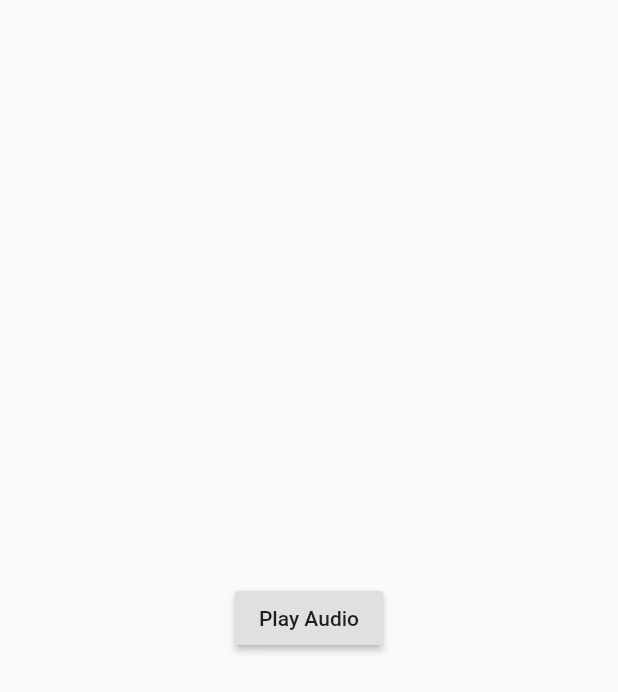
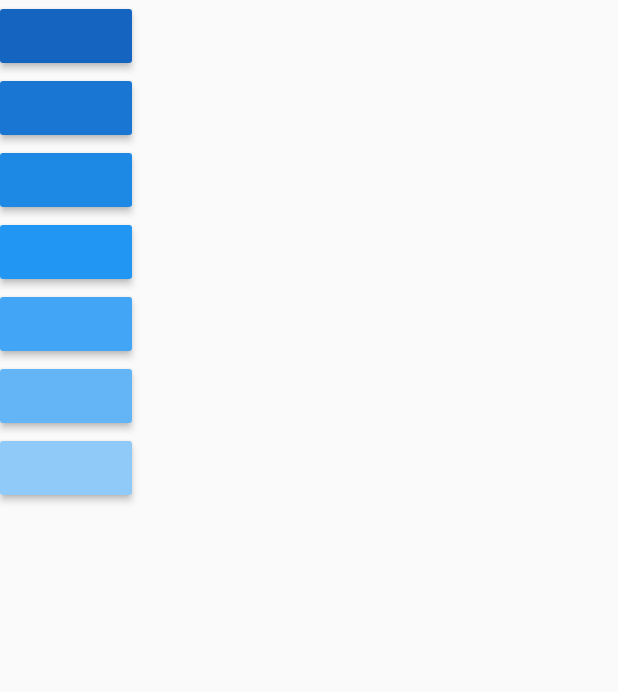
Before and after one commit to tddyer/xylophone-app, a Flutter app: the screen it shows after launch, on a phone screen of 412 x 824 dp. Shown: the top 692 px of the screen. Run offline on Flutter 3.47's test engine with Material 2 defaults, Android fonts, the light colour scheme and no system bars; our stand-ins replace audioplayers.

Commit message:
added buttons for each sound wave

```diff
--- a/lib/main.dart
+++ b/lib/main.dart
@@ -5,21 +5,27 @@ void main() => runApp(XylophoneApp());
 
 class XylophoneApp extends StatelessWidget {
 
-  static AudioCache player = new AudioCache();
+  void playSound(int i) {
+    final player = AudioCache();
+    player.play('note$i.wav');
+  }
 
   @override
   Widget build(BuildContext context) {
     return MaterialApp(
       home: Scaffold(
         body: SafeArea(
-          child: Center(
-            child: RaisedButton(
-              onPressed: () {
-                final player = AudioCache();
-                player.play('note1.wav');
-              },
-              child: Text('Play Audio'),
-            ),
+          child: Column(
+            children: <Widget>[
+              // this for loop generates the buttons for each sound wave
+              for (var i in [1, 2, 3, 4, 5, 6, 7])
+                RaisedButton(
+                color: Colors.blue[900 - 100 * i],
+                onPressed: () {
+                  playSound(i);
+                },
+              ),
+            ],
           ),
         ),
       ),
--- a/pubspec.yaml
+++ b/pubspec.yaml
@@ -4,7 +4,7 @@ description: A new Flutter application.
 version: 1.0.0+1
 
 environment:
-  sdk: ">=2.1.0 <3.0.0"
+  sdk: ">=2.3.0 <3.0.0"
 
 dependencies:
   flutter:
```
